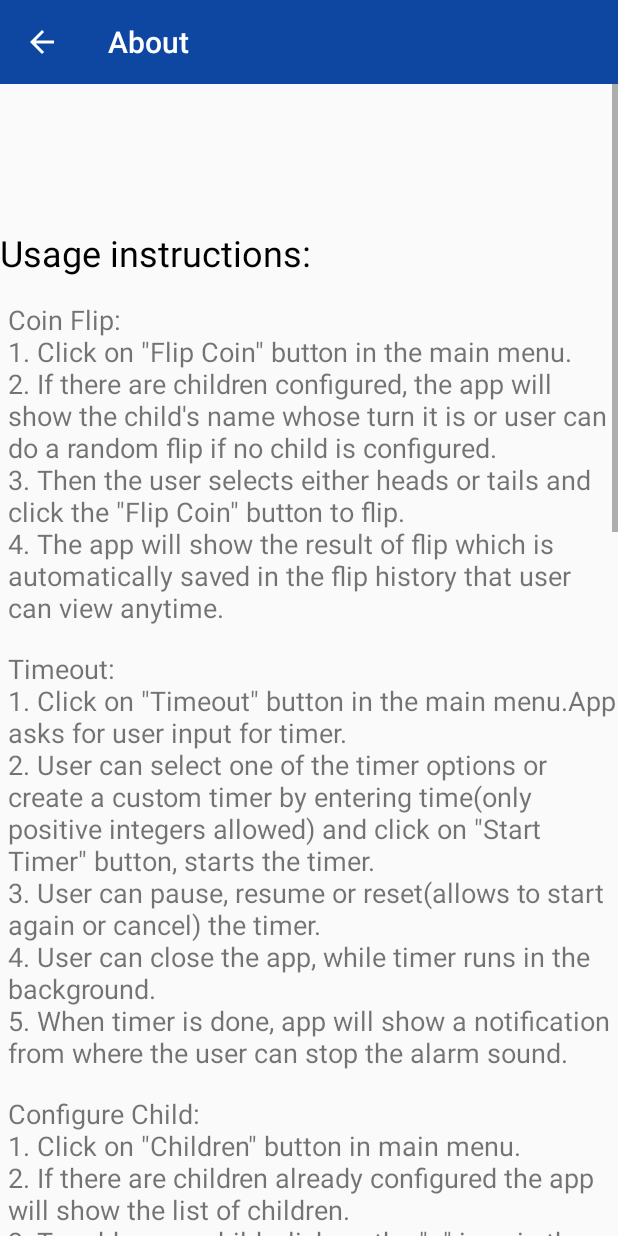
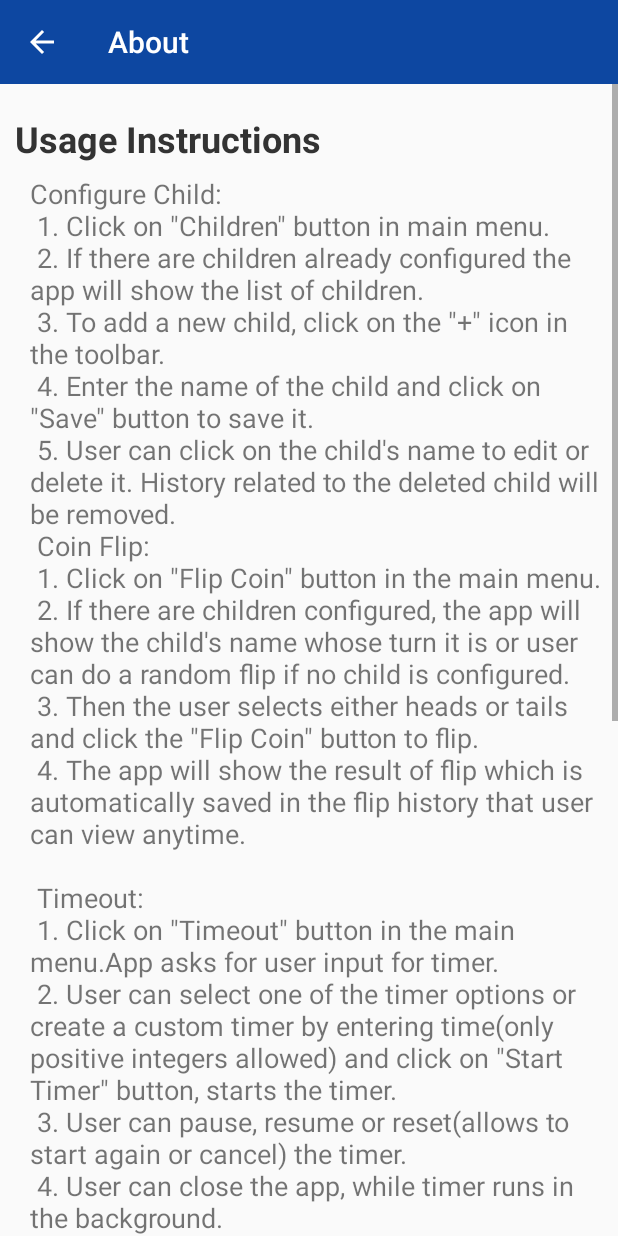
Before and after one commit to ACimensel/Practical-Parent, an Android app: the AboutActivity screen opened directly, with no data from a screen before it, on a phone screen of 412 x 824 dp. Run offline under Robolectric (Android 15) with nearby library versions, the phone set to English and light mode, and no system bars.

Commit message:
[acimense] Changed some of the formatting of the About activity

```diff
--- a/app/src/main/java/ca/cmpt276/flame/AboutActivity.java
+++ b/app/src/main/java/ca/cmpt276/flame/AboutActivity.java
@@ -19,30 +19,7 @@ public class AboutActivity extends AppCompatActivity {
         super.onCreate(savedInstanceState);
         setContentView(R.layout.activity_about);
         setupToolbar();
-        fillUsageInstruction();
-        fillReferences();
-        fillAuthorDetails();
-    }
-
-    private void fillAuthorDetails() {
-        TextView authorDetails = findViewById(R.id.aboutActivity_authorBody);
-        authorDetails.setText(R.string.aboutActivity_author_details);
-    }
-
-    private void fillReferences() {
-        TextView references = findViewById(R.id.aboutActivity_reference_body);
-        references.setText(R.string.aboutActivity_references_data);
-        references.setMovementMethod(LinkMovementMethod.getInstance());
-    }
-
-    private void fillUsageInstruction() {
-        TextView usageDescription = findViewById(R.id.aboutActivity_coin_flip_instructions_text);
-        TextView timeoutDescription = findViewById(R.id.aboutActivity_timeout_instructions_text);
-        TextView configureChildDescription = findViewById(R.id.aboutActivity_configure_child_instructions_text);
-        usageDescription.setText(R.string.aboutActivity_coinFlipUsage);
-        timeoutDescription.setText(R.string.aboutActivity_timeoutUsage);
-        configureChildDescription.setText(R.string.aboutActivity_configureChildUsage);
-
+        setLinksClickable();
     }
 
     private void setupToolbar() {
@@ -51,6 +28,11 @@ public class AboutActivity extends AppCompatActivity {
         toolbar.setNavigationOnClickListener(view -> onBackPressed());
     }
 
+    private void setLinksClickable() {
+        TextView references = findViewById(R.id.aboutActivity_reference_body);
+        references.setMovementMethod(LinkMovementMethod.getInstance());
+    }
+
     protected static Intent makeIntent(Context context) {
         return new Intent(context, AboutActivity.class);
     }
--- a/app/src/main/res/layout/activity_about.xml
+++ b/app/src/main/res/layout/activity_about.xml
@@ -7,112 +7,80 @@
     tools:context=".AboutActivity">
 
     <include
-        layout="@layout/toolbar"/>
+        android:id="@+id/toolbar"
+        layout="@layout/toolbar" />
 
     <ScrollView
-        android:layout_width="match_parent"
-        android:layout_height="match_parent"
-        android:layout_marginTop="56dp"
+        android:layout_width="0dp"
+        android:layout_height="0dp"
+        app:layout_constraintBottom_toBottomOf="parent"
+        app:layout_constraintEnd_toEndOf="parent"
         app:layout_constraintStart_toStartOf="parent"
-        app:layout_constraintTop_toTopOf="parent">
+        app:layout_constraintTop_toBottomOf="@+id/toolbar">
 
         <LinearLayout
             android:layout_width="match_parent"
             android:layout_height="wrap_content"
-            android:orientation="vertical">
+            android:orientation="vertical"
+            android:padding="10dp">
 
             <TextView
                 android:id="@+id/aboutActivity_usage_instruction_title"
-                android:layout_width="wrap_content"
+                android:layout_width="match_parent"
                 android:layout_height="wrap_content"
-                android:layout_marginTop="96dp"
+                android:paddingTop="10dp"
                 android:text="@string/aboutActivity_appUsageTitleTxt"
-                android:textAlignment="center"
-                android:textColor="@android:color/black"
+                android:textColor="@color/colorDarkGray"
                 android:textSize="24sp"
-                app:layout_constraintStart_toStartOf="parent"
-                app:layout_constraintTop_toTopOf="parent" />
+                android:textStyle="bold" />
 
             <TextView
                 android:id="@+id/aboutActivity_coin_flip_instructions_text"
-                android:layout_width="wrap_content"
+                android:layout_width="match_parent"
                 android:layout_height="wrap_content"
-                android:layout_marginTop="16dp"
-                android:fontFamily="sans-serif"
+                android:layout_marginTop="8dp"
                 android:paddingStart="10dp"
-                android:paddingLeft="5dp"
-                android:text=""
-                android:textSize="18sp"
-                app:layout_constraintStart_toStartOf="parent"
-                app:layout_constraintTop_toBottomOf="@+id/aboutActivity_usage_instruction_title" />
-
-            <TextView
-                android:id="@+id/aboutActivity_timeout_instructions_text"
-                android:layout_width="wrap_content"
-                android:layout_height="wrap_content"
-                android:layout_marginTop="16dp"
-                android:paddingStart="10dp"
-                android:paddingLeft="5dp"
-                android:textSize="18sp"
-                app:layout_constraintStart_toStartOf="parent"
-                app:layout_constraintTop_toBottomOf="@+id/aboutActivity_coin_flip_instructions_text" />
-
-            <TextView
-                android:id="@+id/aboutActivity_configure_child_instructions_text"
-                android:layout_width="wrap_content"
-                android:layout_height="wrap_content"
-                android:layout_marginTop="16dp"
-                android:paddingStart="10dp"
-                android:paddingLeft="5dp"
-                android:textSize="18sp"
-                app:layout_constraintStart_toStartOf="parent"
-                app:layout_constraintTop_toBottomOf="@+id/aboutActivity_timeout_instructions_text" />
+                android:text="@string/aboutActivity_appUsageInstructions"
+                android:textSize="18sp" />
 
             <TextView
                 android:id="@+id/aboutActivity_author_title_text"
-                android:layout_width="wrap_content"
+                android:layout_width="match_parent"
                 android:layout_height="wrap_content"
-                android:layout_marginTop="64dp"
+                android:layout_marginTop="32dp"
                 android:text="@string/aboutActivity_authorTitle"
-                android:textColor="@android:color/black"
+                android:textColor="@color/colorDarkGray"
                 android:textSize="24sp"
-                app:layout_constraintStart_toStartOf="parent"
-                app:layout_constraintTop_toBottomOf="@+id/aboutActivity_configure_child_instructions_text" />
+                android:textStyle="bold" />
 
             <TextView
                 android:id="@+id/aboutActivity_authorBody"
-                android:layout_width="wrap_content"
+                android:layout_width="match_parent"
                 android:layout_height="wrap_content"
-                android:layout_marginTop="16dp"
+                android:layout_marginTop="8dp"
                 android:paddingStart="10dp"
-                android:paddingLeft="5dp"
-                android:text=""
-                android:textSize="18sp"
-                app:layout_constraintStart_toStartOf="parent"
-                app:layout_constraintTop_toBottomOf="@+id/aboutActivity_author_title_text" />
+                android:text="@string/aboutActivity_author_details"
+                android:textSize="18sp" />
 
             <TextView
                 android:id="@+id/aboutActivity_references_title"
-                android:layout_width="wrap_content"
+                android:layout_width="match_parent"
                 android:layout_height="wrap_content"
-                android:layout_marginTop="64dp"
+                android:layout_marginTop="32dp"
                 android:text="@string/aboutActivity_referencesTitle"
-                android:textColor="@android:color/black"
+                android:textColor="@color/colorDarkGray"
                 android:textSize="24sp"
-                app:layout_constraintStart_toStartOf="parent"
-                app:layout_constraintTop_toBottomOf="@+id/aboutActivity_authorBody" />
+                android:textStyle="bold" />
 
             <TextView
                 android:id="@+id/aboutActivity_reference_body"
-                android:layout_width="wrap_content"
+                android:layout_width="match_parent"
                 android:layout_height="wrap_content"
-                android:layout_marginTop="16dp"
+                android:layout_marginTop="8dp"
                 android:paddingStart="10dp"
-                android:paddingLeft="5dp"
-                android:text=""
-                android:textSize="18sp"
-                app:layout_constraintStart_toStartOf="parent"
-                app:layout_constraintTop_toBottomOf="@+id/aboutActivity_references_title" />
+                android:paddingBottom="10dp"
+                android:text="@string/aboutActivity_references_data"
+                android:textSize="18sp" />
 
         </LinearLayout>
     </ScrollView>
--- a/app/src/main/res/layout/activity_main.xml
+++ b/app/src/main/res/layout/activity_main.xml
@@ -47,8 +47,10 @@
         android:id="@+id/main_txtTitle"
         android:layout_width="match_parent"
         android:layout_height="0dp"
+        android:alpha=".8"
         android:gravity="center"
         android:text="@string/app_name_long"
+        android:textColor="@color/colorDarkGray"
         android:textStyle="bold"
         app:autoSizeTextType="uniform"
         app:layout_constraintBottom_toTopOf="@+id/titleLower"
--- a/app/src/main/res/values/strings.xml
+++ b/app/src/main/res/values/strings.xml
@@ -45,46 +45,48 @@
     </plurals>
     <string name="choose_time_error">Please enter greater than 0 minutes</string>
     <string name="chooseTimeActivity_timer_hint">min</string>
-    <string name="aboutActivity_appUsageTitleTxt">Usage instructions:</string>
-    <string name="aboutActivity_authorTitle">Scrum Team:</string>
-    <string name="aboutActivity_referencesTitle">References:</string>
     <string name="confirm">Confirm</string>
     <string name="cancel">Cancel</string>
     <string name="childEditActivity_confirmDeleteMsg">Are you sure you want to delete this child? You\'ll lose their flip history as well.</string>
     <string name="no_history_entries">No history entries.</string>
-    <string name="aboutActivity_coinFlipUsage">Coin Flip: \n1. Click on \"Flip Coin\" button in the main menu. \n2. If there are children configured,
-        the app will show the child\'s name whose turn it is or user can do a random flip if no child is configured.
-        \n3. Then the user selects either heads or tails and click the \"Flip Coin\" button to flip.
-        \n4. The app will show the result of flip which is automatically saved in the flip history that user can view anytime.
+    <string name="aboutActivity_appUsageTitleTxt">Usage Instructions</string>
+    <string name="aboutActivity_appUsageInstructions">
+        Configure Child:\n
+        1. Click on \"Children\" button in main menu.\n
+        2. If there are children already configured the app will show the list of children.\n
+        3. To add a new child, click on the \"\+\" icon in the toolbar.\n
+        4. Enter the name of the child and click on \"Save\" button to save it.\n
+        5. User can click on the child\'s name to edit or delete it. History related to the deleted child will be removed.\n
+        Coin Flip:\n
+        1. Click on \"Flip Coin\" button in the main menu.\n
+        2. If there are children configured, the app will show the child\'s name whose turn it is or user can do a random flip if no child is configured.\n
+        3. Then the user selects either heads or tails and click the \"Flip Coin\" button to flip.\n
+        4. The app will show the result of flip which is automatically saved in the flip history that user can view anytime.\n
+        \n
+        Timeout:\n
+        1. Click on \"Timeout\" button in the main menu.App asks for user input for timer.\n
+        2. User can select one of the timer options or create a custom timer by entering time(only positive integers allowed) and click on \"Start Timer\" button, starts the timer.\n
+        3. User can pause, resume or reset(allows to start again or cancel) the timer.\n
+        4. User can close the app, while timer runs in the background.\n
+        5. When timer is done, app will show a notification from where the user can stop the alarm sound.
     </string>
-    <string name="aboutActivity_timeoutUsage">Timeout: \n1. Click on \"Timeout\" button in the main menu.App asks for user input for timer.
-        \n2. User can select one of the timer options or create a custom timer by entering time(only positive integers allowed)
-        and click on \"Start Timer\" button, starts the timer.
-        \n3. User can pause, resume or reset(allows to start again or cancel) the timer.
-        \n4. User can close the app, while timer runs in the background.
-        \n5. When timer is done, app will show a notification from where the user can stop the alarm sound.
-    </string>
-    <string name="aboutActivity_configureChildUsage">Configure Child:\n1. Click on \"Children\" button in main menu.
-        \n2. If there are children already configured the app will show the list of children.
-        \n3. To add a new child, click on the \"\+\" icon in the toolbar.
-        \n4. Enter the name of the child and click on \"Save\" button to save it.
-        \n5. User can click on the child\'s name to edit or delete it. History related to the deleted child will be removed.
-    </string>
-    <string name="aboutActivity_author_details">Jasmeen Kaur(Project Owner), Artun Cimensel(Scrum Master), Ethan(Repository manager), Ryan(Team member)
-    </string>
-    <string name="aboutActivity_references_data">Images:\n
-        \t\tOne Euro Coin from <a href = "https://www.turbosquid.com/3d-models/3d-model-euro-coin/964519">https://www.turbosquid.com/3d-models/3d-model-euro-coin/964519</a>
-        \n\t\tPP Linked Rounded Design Logo from <a href = "https://www.shutterstock.com/image-vector/initial-letter-pp-linked-rounded-design-693959755">https://www.shutterstock.com/image-vector/initial-letter-pp-linked-rounded-design-693959755</a>
-        \n\t\tApp Icon Background from <a href = "https://miro.medium.com/max/700/0*zKIRrTDH0O540W1d.png">https://miro.medium.com/max/700/0*zKIRrTDH0O540W1d.png</a>
-        \n\t\tBackground Timeout Activity from <a href = "https://www.pinterest.ca/pin/528258231271496359/">https://www.pinterest.ca/pin/528258231271496359/</a>
-        \n\t\tHappy Kids Clip Art for Main Activity from <a href = "https://www.pinterest.ca/pin/271693789999529311/">https://www.pinterest.ca/pin/271693789999529311/</a>
-        \n\t\tGreen Grasses for Main Activity from <a href = "http://clipart-library.com/clip-art/cartoon-grass-transparent-12.htm">http://clipart-library.com/clip-art/cartoon-grass-transparent-12.htm</a>
-        \n\t\tClock Icon for alarm notification from <a href = "https://www.clipartmax.com/middle/m2i8d3i8K9K9b1b1_alarm-clock-icon-myiconfinder-iphone-remind-me-icon/">https://www.clipartmax.com/middle/m2i8d3i8K9K9b1b1_alarm-clock-icon-myiconfinder-iphone-remind-me-icon/</a>
-        \n\t\tSound Off Icon from <a href = "https://www.pikpng.com/transpng/xRToRx/"> https://www.pikpng.com/transpng/xRToRx/</a>
-        \n\t\tSound On Icon from <a href = "https://www.hiclipart.com/free-transparent-background-png-clipart-ytyui">https://www.hiclipart.com/free-transparent-background-png-clipart-ytyui</a>
-        \n\nSounds:\n
-        \t\tCoin sound from <a href = "https://www.youtube.com/watch?v=GCE0MQK2Sww">https://www.youtube.com/watch?v=GCE0MQK2Sww</a>
-        \n\t\tApp music from <a href = "https://www.fesliyanstudios.com/royalty-free-music/download/serenity/897">https://www.fesliyanstudios.com/royalty-free-music/download/serenity/897</a>
+    <string name="aboutActivity_authorTitle">Scrum Team</string>
+    <string name="aboutActivity_author_details">Jasmeen Kaur(Project Owner)\nArtun Cimensel(Scrum Master)\nEthan(Repository manager)\nRyan(Team member)</string>
+    <string name="aboutActivity_referencesTitle">References</string>
+    <string name="aboutActivity_references_data">
+        Images:\n
+        \t\t<a href = "https://www.turbosquid.com/3d-models/3d-model-euro-coin/964519">Euro Coin 3d Model</a>\n
+        \t\t<a href = "https://www.shutterstock.com/image-vector/initial-letter-pp-linked-rounded-design-693959755">PP Initials App Icon Image</a>\n
+        \t\t<a href = "https://miro.medium.com/max/700/0*zKIRrTDH0O540W1d.png">App Icon Background</a>\n
+        \t\t<a href = "https://wallpaperaccess.com/gradient">Timeout Gradient BG Image</a>\n
+        \t\t<a href = "https://www.pinterest.ca/pin/271693789999529311/">Main Activity Children BG</a>\n
+        \t\t<a href = "http://clipart-library.com/clip-art/cartoon-grass-transparent-12.htm">Main Activity Grass BG</a>\n
+        \t\t<a href = "https://www.clipartmax.com/middle/m2i8d3i8K9K9b1b1_alarm-clock-icon-myiconfinder-iphone-remind-me-icon/">Clock Alarm Icon</a>\n
+        \t\t<a href = "https://www.hiclipart.com/free-transparent-background-png-clipart-ytyui">Sound On Icon</a>\n
+        \t\t<a href = "https://www.pikpng.com/transpng/xRToRx/">Sound Off Icon</a>\n\n
+        Sounds:\n
+        \t\t<a href = "https://www.youtube.com/watch?v=GCE0MQK2Sww">Spinning Coin Sound</a>\n
+        \t\t<a href = "https://www.fesliyanstudios.com/royalty-free-music/download/serenity/897">App BG Music</a>
     </string>
 
 </resources>
```
